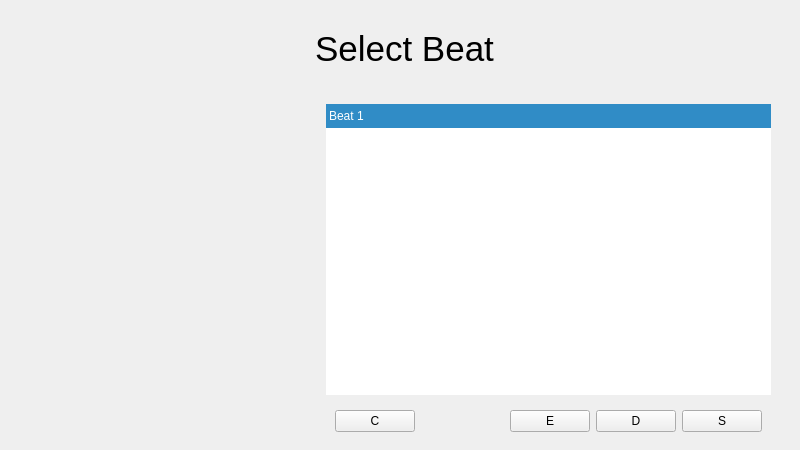
clins1994/GuitAR, file mainmenu.ui: the form before one commit.
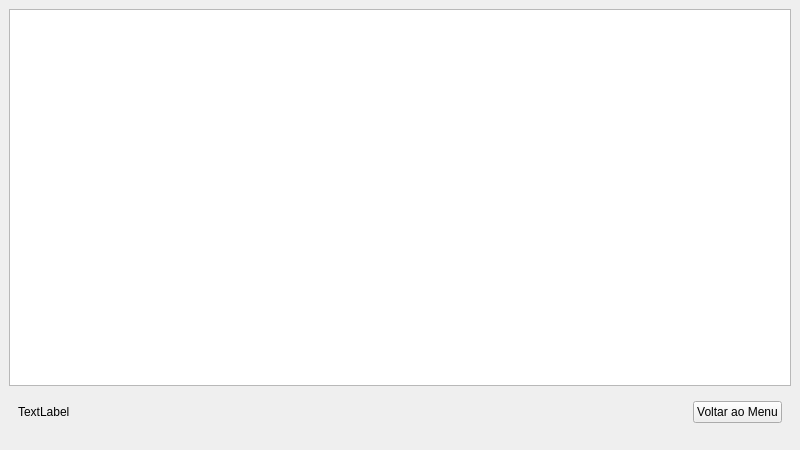
The form after the commit. The open tabs and pages were chosen to show the change. Icons and pictures are not drawn.

Diff of the .ui file:
```diff
--- a/mainmenu.ui
+++ b/mainmenu.ui
@@ -10,57 +10,62 @@
     <height>450</height>
    </rect>
   </property>
-  <property name="sizePolicy">
-   <sizepolicy hsizetype="Fixed" vsizetype="Fixed">
-    <horstretch>0</horstretch>
-    <verstretch>0</verstretch>
-   </sizepolicy>
-  </property>
   <property name="minimumSize">
    <size>
     <width>800</width>
     <height>450</height>
    </size>
   </property>
-  <property name="maximumSize">
-   <size>
-    <width>800</width>
-    <height>450</height>
-   </size>
-  </property>
   <property name="windowTitle">
    <string>MainWindow</string>
   </property>
   <widget class="QWidget" name="centralwidget">
    <layout class="QHBoxLayout" name="horizontalLayout_19">
-    <property name="spacing">
-     <number>0</number>
-    </property>
-    <property name="leftMargin">
-     <number>0</number>
-    </property>
-    <property name="topMargin">
-     <number>0</number>
-    </property>
-    <property name="rightMargin">
-     <number>0</number>
-    </property>
-    <property name="bottomMargin">
-     <number>0</number>
-    </property>
     <item>
      <widget class="QStackedWidget" name="pages">
+      <property name="enabled">
+       <bool>true</bool>
+      </property>
       <property name="currentIndex">
        <number>1</number>
       </property>
       <widget class="QWidget" name="training">
        <layout class="QVBoxLayout" name="verticalLayout_7">
+        <property name="leftMargin">
+         <number>0</number>
+        </property>
+        <property name="topMargin">
+         <number>0</number>
+        </property>
+        <property name="rightMargin">
+         <number>0</number>
+        </property>
         <item>
          <widget class="QGraphicsView" name="trainigGraphicsView"/>
         </item>
         <item>
          <widget class="QWidget" name="widget_33" native="true">
-          <layout class="QVBoxLayout" name="verticalLayout_8">
+          <layout class="QHBoxLayout" name="horizontalLayout_3">
+           <item>
+            <widget class="QLabel" name="currentChordDisplay">
+             <property name="text">
+              <string>TextLabel</string>
+             </property>
+            </widget>
+           </item>
+           <item>
+            <spacer name="horizontalSpacer_2">
+             <property name="orientation">
+              <enum>Qt::Horizontal</enum>
+             </property>
+             <property name="sizeHint" stdset="0">
+              <size>
+               <width>40</width>
+               <height>20</height>
+              </size>
+             </property>
+            </spacer>
+           </item>
            <item>
             <widget class="QPushButton" name="backToMenuTraining">
              <property name="text">
@@ -656,290 +661,6 @@
        <zorder>widget_10</zorder>
        <zorder>widget_13</zorder>
       </widget>
-      <widget class="QWidget" name="selectBeat">
-       <layout class="QHBoxLayout" name="horizontalLayout_12">
-        <property name="leftMargin">
-         <number>0</number>
-        </property>
-        <property name="topMargin">
-         <number>0</number>
-        </property>
-        <property name="rightMargin">
-         <number>0</number>
-        </property>
-        <property name="bottomMargin">
-         <number>0</number>
-        </property>
-        <item>
-         <widget class="QWidget" name="widget_25" native="true">
-          <property name="minimumSize">
-           <size>
-            <width>300</width>
-            <height>0</height>
-           </size>
-          </property>
-          <property name="maximumSize">
-           <size>
-            <width>300</width>
-            <height>16777215</height>
-           </size>
-          </property>
-          <widget class="QLabel" name="label_25">
-           <property name="geometry">
-            <rect>
-             <x>0</x>
-             <y>0</y>
-             <width>250</width>
-             <height>131</height>
-            </rect>
-           </property>
-           <property name="maximumSize">
-            <size>
-             <width>250</width>
-             <height>150</height>
-            </size>
-           </property>
-           <property name="text">
-            <string/>
-           </property>
-           <property name="pixmap">
-            <pixmap resource="Resources.qrc">:/assets/guitAR.png</pixmap>
-           </property>
-          </widget>
-          <widget class="QLabel" name="label_26">
-           <property name="geometry">
-            <rect>
-             <x>220</x>
-             <y>0</y>
-             <width>71</width>
-             <height>450</height>
-            </rect>
-           </property>
-           <property name="maximumSize">
-            <size>
-             <width>16777215</width>
-             <height>450</height>
-            </size>
-           </property>
-           <property name="text">
-            <string/>
-           </property>
-           <property name="pixmap">
-            <pixmap resource="Resources.qrc">:/assets/vertical_lines.png</pixmap>
-           </property>
-           <property name="scaledContents">
-            <bool>true</bool>
-           </property>
-          </widget>
-          <zorder>label_26</zorder>
-          <zorder>label_25</zorder>
-         </widget>
-        </item>
-        <item>
-         <widget class="QWidget" name="widget_23" native="true">
-          <property name="enabled">
-           <bool>true</bool>
-          </property>
-          <property name="sizePolicy">
-           <sizepolicy hsizetype="Preferred" vsizetype="Preferred">
-            <horstretch>0</horstretch>
-            <verstretch>0</verstretch>
-           </sizepolicy>
-          </property>
-          <layout class="QVBoxLayout" name="verticalLayout_16">
-           <property name="leftMargin">
-            <number>0</number>
-           </property>
-           <property name="topMargin">
-            <number>20</number>
-           </property>
-           <item>
-            <widget class="QWidget" name="widget_7" native="true">
-             <layout class="QHBoxLayout" name="horizontalLayout_3">
-              <item>
-               <widget class="QLabel" name="label_24">
-                <property name="sizePolicy">
-                 <sizepolicy hsizetype="Preferred" vsizetype="Fixed">
-                  <horstretch>0</horstretch>
-                  <verstretch>0</verstretch>
-                 </sizepolicy>
-                </property>
-                <property name="focusPolicy">
-                 <enum>Qt::NoFocus</enum>
-                </property>
-                <property name="text">
-                 <string>&lt;html&gt;&lt;head/&gt;&lt;body&gt;&lt;p&gt;&lt;img src=&quot;:/assets/orange_square.png&quot;/&gt;&lt;span style=&quot; font-size:26pt;&quot;&gt; Select Beat&lt;/span&gt;&lt;/p&gt;&lt;/body&gt;&lt;/html&gt;</string>
-                </property>
-                <property name="scaledContents">
-                 <bool>false</bool>
-                </property>
-               </widget>
-              </item>
-              <item>
-               <spacer name="horizontalSpacer_4">
-                <property name="orientation">
-                 <enum>Qt::Horizontal</enum>
-                </property>
-                <property name="sizeHint" stdset="0">
-                 <size>
-                  <width>206</width>
-                  <height>20</height>
-                 </size>
-                </property>
-               </spacer>
-              </item>
-              <item>
-               <widget class="QPushButton" name="backToMenuSelectBeat">
-                <property name="minimumSize">
-                 <size>
-                  <width>40</width>
-                  <height>40</height>
-                 </size>
-                </property>
-                <property name="maximumSize">
-                 <size>
-                  <width>40</width>
-                  <height>40</height>
-                 </size>
-                </property>
-                <property name="styleSheet">
-                 <string notr="true">background: url(:/assets/seta_back.png) no-repeat center center transparent;
-border: none;</string>
-                </property>
-                <property name="text">
-                 <string/>
-                </property>
-               </widget>
-              </item>
-             </layout>
-            </widget>
-           </item>
-           <item>
-            <widget class="QWidget" name="widget_24" native="true">
-             <property name="sizePolicy">
-              <sizepolicy hsizetype="Preferred" vsizetype="Preferred">
-               <horstretch>0</horstretch>
-               <verstretch>0</verstretch>
-              </sizepolicy>
-             </property>
-             <property name="styleSheet">
-              <string notr="true"/>
-             </property>
-             <layout class="QVBoxLayout" name="verticalLayout_17">
-              <property name="leftMargin">
-               <number>20</number>
-              </property>
-              <property name="topMargin">
-               <number>20</number>
-              </property>
-              <property name="rightMargin">
-               <number>20</number>
-              </property>
-              <property name="bottomMargin">
-               <number>0</number>
-              </property>
-              <item>
-               <widget class="QListWidget" name="listWidget_2">
-                <property name="styleSheet">
-                 <string notr="true">QListWidget {
-	background: &quot;#424242&quot;;
-	border: none;
-	position: relative;
-}
-
-QListWidget::item {
-	text-align: center;
-	color: white;
-	padding: 5px 0;
-}
-
-QListWidget::item :selected {
-	background : &quot;#FF9900&quot;;
-	position: relative;
-	left: -10px;
-}</string>
-                </property>
-                <property name="selectionBehavior">
-                 <enum>QAbstractItemView::SelectRows</enum>
-                </property>
-                <property name="textElideMode">
-                 <enum>Qt::ElideMiddle</enum>
-                </property>
-                <property name="currentRow">
-                 <number>0</number>
-                </property>
-                <item>
-                 <property name="text">
-                  <string>Beat 1</string>
-                 </property>
-                </item>
-                <item>
-                 <property name="text">
-                  <string>Beat 2</string>
-                 </property>
-                </item>
-                <item>
-                 <property name="text">
-                  <string>Beat 3</string>
-                 </property>
-                </item>
-               </widget>
-              </item>
-              <item>
-               <widget class="QWidget" name="widget_6" native="true">
-                <layout class="QHBoxLayout" name="horizontalLayout_11">
-                 <item>
-                  <widget class="QPushButton" name="pushButton_14">
-                   <property name="text">
-                    <string>C</string>
-                   </property>
-                  </widget>
-                 </item>
-                 <item>
-                  <spacer name="horizontalSpacer_2">
-                   <property name="orientation">
-                    <enum>Qt::Horizontal</enum>
-                   </property>
-                   <property name="sizeHint" stdset="0">
-                    <size>
-                     <width>245</width>
-                     <height>20</height>
-                    </size>
-                   </property>
-                  </spacer>
-                 </item>
-                 <item>
-                  <widget class="QPushButton" name="pushButton_13">
-                   <property name="text">
-                    <string>E</string>
-                   </property>
-                  </widget>
-                 </item>
-                 <item>
-                  <widget class="QPushButton" name="pushButton_12">
-                   <property name="text">
-                    <string>D</string>
-                   </property>
-                  </widget>
-                 </item>
-                 <item>
-                  <widget class="QPushButton" name="pushButton_8">
-                   <property name="text">
-                    <string>S</string>
-                   </property>
-                  </widget>
-                 </item>
-                </layout>
-               </widget>
-              </item>
-             </layout>
-            </widget>
-           </item>
-          </layout>
-         </widget>
-        </item>
-       </layout>
-      </widget>
       <widget class="QWidget" name="selectList">
        <layout class="QHBoxLayout" name="horizontalLayout_2">
         <property name="leftMargin">
```
Left out of the diff: 16 changed lines with no effect on the pictures.
